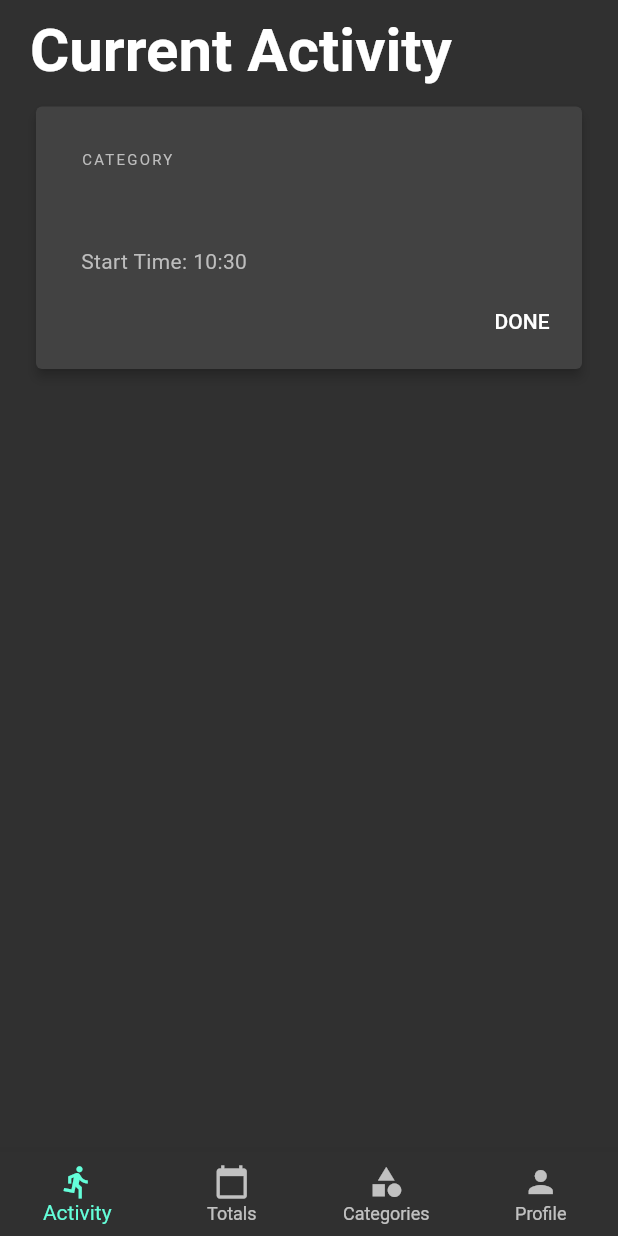
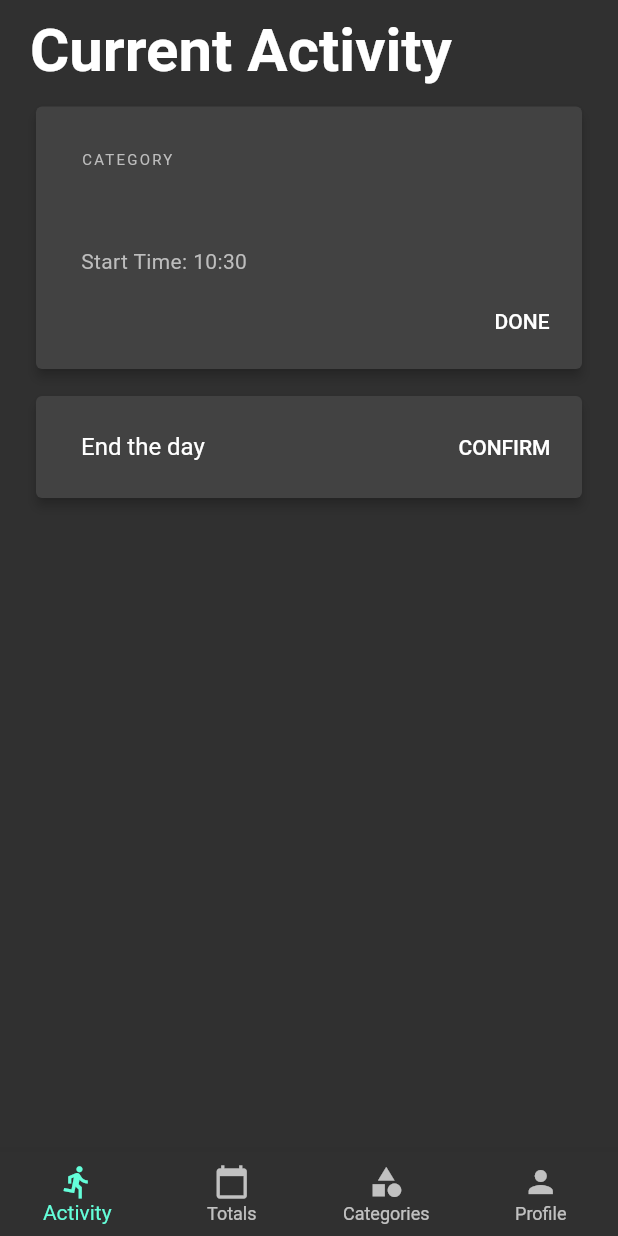
Before and after one commit to erikstacy/Time-Keeper, a Flutter app: the MainScreen screen opened directly, on a phone screen of 412 x 824 dp. Run offline on Flutter 3.47's test engine with Material 2 defaults, Android fonts, the phone set to English and light mode, and no system bars; our stand-ins replace cloud_firestore, firebase_auth, rxdart; accounts and stored records are empty.

```diff
--- a/lib/screens/current_activity_screen.dart
+++ b/lib/screens/current_activity_screen.dart
@@ -27,6 +27,35 @@ class _CurrentActivityScreenState extends State<CurrentActivityScreen> {
             PageTitle(title: "Current Activity",),
             SizedBox(height: 10,),
             TaskCard(task: task),
+            SizedBox(height: 10,),
+            Padding(
+              padding: const EdgeInsets.symmetric(horizontal: 10),
+              child: Card(
+                elevation: 3,
+                child: Padding(
+                  padding: const EdgeInsets.only(left: 30, top: 10, bottom: 10, right: 5),
+                  child: Row(
+                    mainAxisAlignment: MainAxisAlignment.spaceBetween,
+                    children: <Widget>[
+                      Text(
+                        'End the day',
+                        style: TextStyle(
+                          fontSize: 16,
+                        ),
+                      ),
+                      FlatButton(
+                        child: Text('CONFIRM'),
+                        onPressed: () {
+                          List<Category> categoryList = Provider.of<List<Category>>(context);
+                          task.endDay(categoryList);
+                          Navigator.pushNamed(context, TaskScreen.id);
+                        },
+                      ),
+                    ],
+                  ),
+                ),
+              ),
+            ),
           ],
         ),
       ),
--- a/lib/screens/task_screen.dart
+++ b/lib/screens/task_screen.dart
@@ -79,7 +79,9 @@ class _TaskScreenState extends State<TaskScreen> {
                       child: Text('CONFIRM'),
                     ),
                     onPressed: () {
-                      task.finishTask(categoryList);
+                      if (task.categoryTitle != '') {
+                        task.finishTask(categoryList);
+                      }
                       Task(categoryTitle: ddCategory.title).addToDb();
                       Navigator.pop(context);
                     },
```
Also changed, not shown: lib/services/models.dart (+26 -0 lines).
